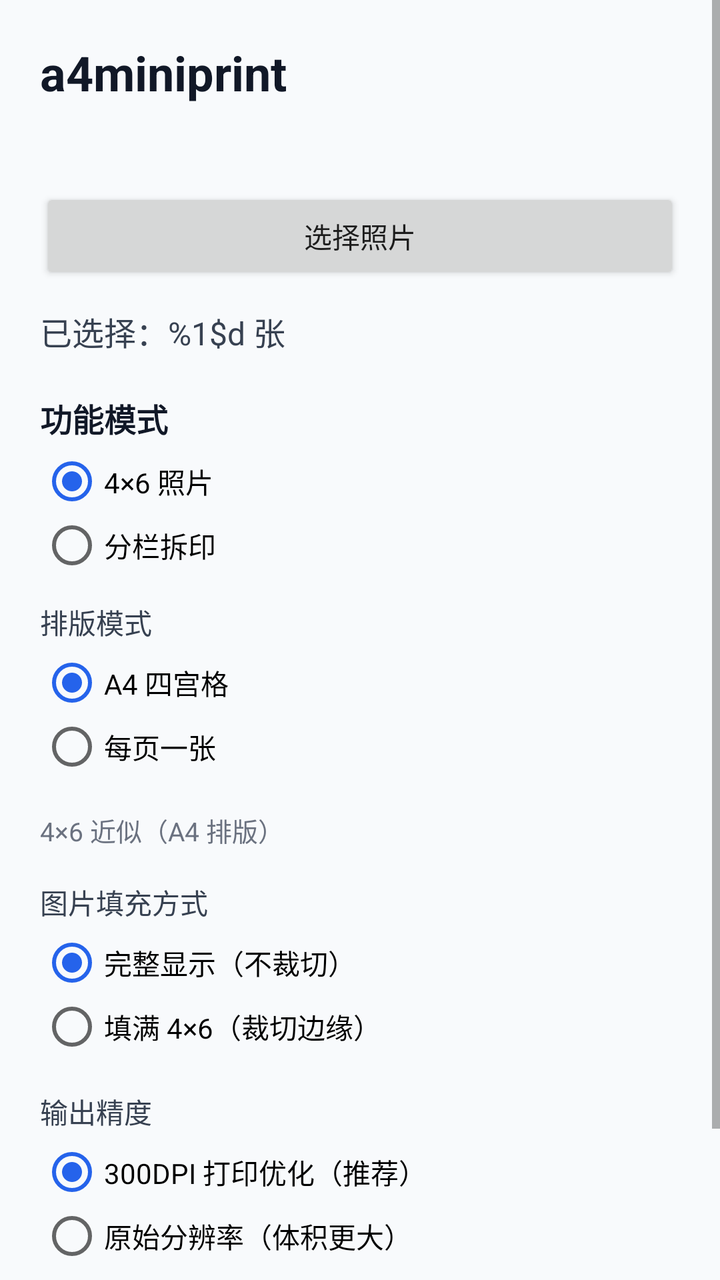
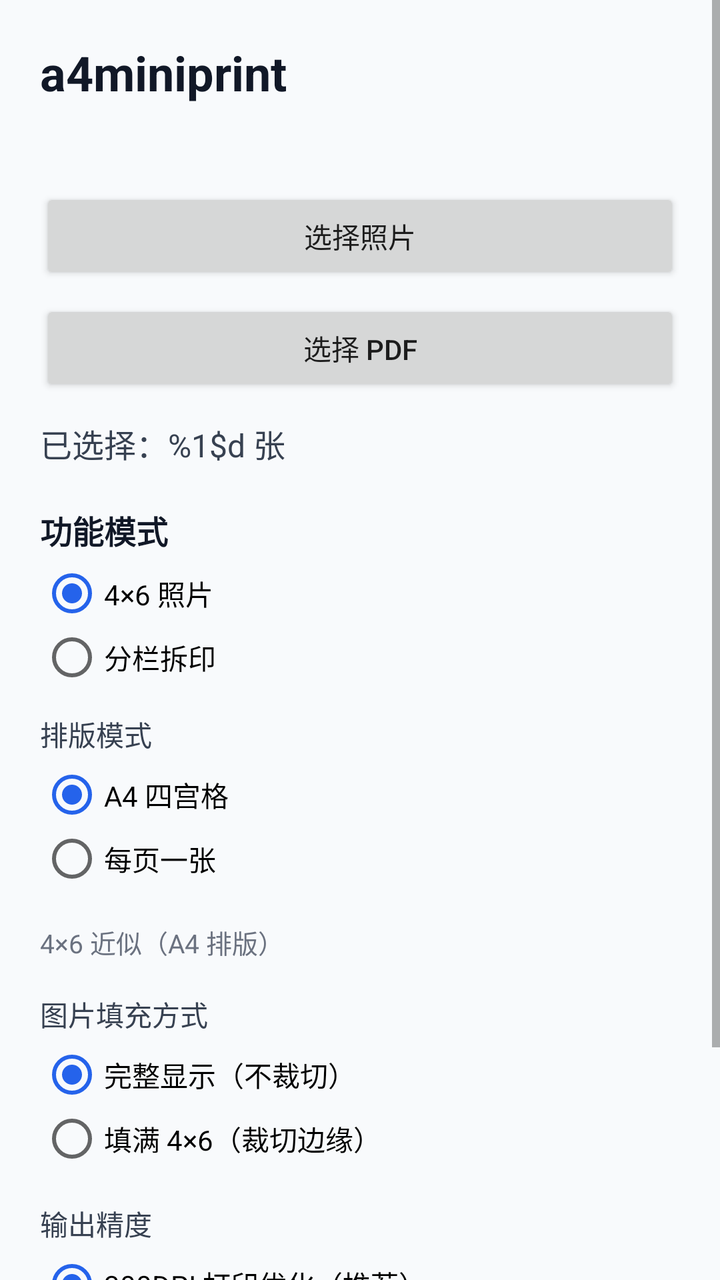

Before-and-after screenshots of an Android layout around one commit, followed by the original layout XML and the change that was made.
<!-- AndroidManifest.xml: application theme Theme.A4MiniPrint -->
<!-- res/layout/activity_main.xml -->
<ScrollView xmlns:android="http://schemas.android.com/apk/res/android"
    android:layout_width="match_parent"
    android:layout_height="match_parent"
    android:fillViewport="true">

    <LinearLayout
        android:layout_width="match_parent"
        android:layout_height="wrap_content"
        android:orientation="vertical"
        android:padding="20dp">

        <TextView
            android:id="@+id/title"
            android:layout_width="wrap_content"
            android:layout_height="wrap_content"
            android:text="@string/share_title"
            android:textColor="#111827"
            android:textSize="24sp"
            android:textStyle="bold" />

        <TextView
            android:id="@+id/version_text"
            android:layout_width="wrap_content"
            android:layout_height="wrap_content"
            android:layout_marginTop="4dp"
            android:textColor="#6B7280"
            android:textSize="13sp" />

        <Button
            android:id="@+id/select_photos_button"
            android:layout_width="match_parent"
            android:layout_height="wrap_content"
            android:layout_marginTop="20dp"
            android:text="@string/select_photos" />

        <TextView
            android:id="@+id/selected_count_text"
            android:layout_width="wrap_content"
            android:layout_height="wrap_content"
            android:layout_marginTop="12dp"
            android:textColor="#374151"
            android:textSize="16sp"
            android:text="@string/selected_count" />

        <TextView
            android:id="@+id/task_mode_label"
            android:layout_width="wrap_content"
            android:layout_height="wrap_content"
            android:layout_marginTop="20dp"
            android:textColor="#111827"
            android:textSize="16sp"
            android:textStyle="bold"
            android:text="@string/task_mode" />

        <RadioGroup
            android:id="@+id/task_mode_group"
            android:layout_width="match_parent"
            android:layout_height="wrap_content"
            android:layout_marginTop="4dp"
            android:orientation="vertical">

            <RadioButton
                android:id="@+id/task_photo_radio"
                android:layout_width="match_parent"
                android:layout_height="wrap_content"
                android:checked="true"
                android:text="@string/task_photo" />

            <RadioButton
                android:id="@+id/task_split_radio"
                android:layout_width="match_parent"
                android:layout_height="wrap_content"
                android:text="@string/task_split" />
        </RadioGroup>

        <LinearLayout
            android:id="@+id/photo_options_section"
            android:layout_width="match_parent"
            android:layout_height="wrap_content"
            android:orientation="vertical">

        <TextView
            android:layout_width="wrap_content"
            android:layout_height="wrap_content"
            android:layout_marginTop="12dp"
            android:text="@string/layout_mode"
            android:textColor="#374151"
            android:textSize="14sp" />

        <RadioGroup
            android:id="@+id/layout_mode_group"
            android:layout_width="match_parent"
            android:layout_height="wrap_content"
            android:layout_marginTop="4dp"
            android:orientation="vertical">

            <RadioButton
                android:id="@+id/mode_grid_radio"
                android:layout_width="match_parent"
                android:layout_height="wrap_content"
                android:checked="true"
                android:text="@string/mode_grid" />

            <RadioButton
                android:id="@+id/mode_single_radio"
                android:layout_width="match_parent"
                android:layout_height="wrap_content"
                android:text="@string/mode_single" />
        </RadioGroup>

        <TextView
            android:id="@+id/preset_label_text"
            android:layout_width="wrap_content"
            android:layout_height="wrap_content"
            android:layout_marginTop="16dp"
            android:textColor="#6B7280"
            android:textSize="13sp"
            android:text="@string/preset_label" />

        <TextView
            android:layout_width="wrap_content"
            android:layout_height="wrap_content"
            android:layout_marginTop="16dp"
            android:text="@string/fit_mode"
            android:textColor="#374151"
            android:textSize="14sp" />

        <RadioGroup
            android:id="@+id/fit_mode_group"
            android:layout_width="match_parent"
            android:layout_height="wrap_content"
            android:layout_marginTop="4dp"
            android:orientation="vertical">

            <RadioButton
                android:id="@+id/fit_contain_radio"
                android:layout_width="match_parent"
                android:layout_height="wrap_content"
                android:checked="true"
                android:text="@string/fit_contain" />

            <RadioButton
                android:id="@+id/fit_cover_radio"
                android:layout_width="match_parent"
                android:layout_height="wrap_content"
                android:text="@string/fit_cover" />
        </RadioGroup>
        </LinearLayout>

        <LinearLayout
            android:id="@+id/split_options_section"
            android:layout_width="match_parent"
            android:layout_height="wrap_content"
            android:orientation="vertical"
            android:visibility="gone">

            <TextView
                android:layout_width="wrap_content"
                android:layout_height="wrap_content"
                android:layout_marginTop="16dp"
                android:text="@string/column_count"
                android:textColor="#374151"
                android:textSize="14sp" />

            <RadioGroup
                android:id="@+id/column_count_group"
                android:layout_width="match_parent"
                android:layout_height="wrap_content"
                android:layout_marginTop="4dp"
                android:orientation="horizontal">

                <RadioButton
                    android:id="@+id/column_count_2_radio"
                    android:layout_width="0dp"
                    android:layout_height="wrap_content"
                    android:layout_weight="1"
                    android:text="@string/columns_2" />

                <RadioButton
                    android:id="@+id/column_count_3_radio"
                    android:layout_width="0dp"
                    android:layout_height="wrap_content"
                    android:layout_weight="1"
                    android:checked="true"
                    android:text="@string/columns_3" />

                <RadioButton
                    android:id="@+id/column_count_4_radio"
                    android:layout_width="0dp"
                    android:layout_height="wrap_content"
                    android:layout_weight="1"
                    android:text="@string/columns_4" />
            </RadioGroup>

            <TextView
                android:layout_width="wrap_content"
                android:layout_height="wrap_content"
                android:layout_marginTop="16dp"
                android:text="@string/split_preview"
                android:textColor="#374151"
                android:textSize="14sp" />

            <io.github.soroaqs.a4miniprint.ui.ColumnSplitPreviewView
                android:id="@+id/split_preview"
                android:layout_width="match_parent"
                android:layout_height="220dp"
                android:layout_marginTop="4dp"
                android:background="#F3F4F6" />

            <TextView
                android:id="@+id/split_line_1_label"
                android:layout_width="wrap_content"
                android:layout_height="wrap_content"
                android:layout_marginTop="16dp"
                android:textColor="#374151"
                android:textSize="14sp"
                android:text="@string/split_line_1" />

            <SeekBar
                android:id="@+id/split_line_1_seek"
                android:layout_width="match_parent"
                android:layout_height="wrap_content"
                android:max="1000" />

            <TextView
                android:id="@+id/split_line_2_label"
                android:layout_width="wrap_content"
                android:layout_height="wrap_content"
                android:layout_marginTop="12dp"
                android:textColor="#374151"
                android:textSize="14sp"
                android:text="@string/split_line_2" />

            <SeekBar
                android:id="@+id/split_line_2_seek"
                android:layout_width="match_parent"
                android:layout_height="wrap_content"
                android:max="1000" />

            <TextView
                android:id="@+id/split_line_3_label"
                android:layout_width="wrap_content"
                android:layout_height="wrap_content"
                android:layout_marginTop="12dp"
                android:textColor="#374151"
                android:textSize="14sp"
                android:text="@string/split_line_3" />

            <SeekBar
                android:id="@+id/split_line_3_seek"
                android:layout_width="match_parent"
                android:layout_height="wrap_content"
                android:max="1000" />

            <TextView
                android:layout_width="wrap_content"
                android:layout_height="wrap_content"
                android:layout_marginTop="16dp"
                android:text="@string/split_fit_mode"
                android:textColor="#374151"
                android:textSize="14sp" />

            <RadioGroup
                android:id="@+id/split_fit_mode_group"
                android:layout_width="match_parent"
                android:layout_height="wrap_content"
                android:layout_marginTop="4dp"
                android:orientation="vertical">

                <RadioButton
                    android:id="@+id/split_fit_contain_radio"
                    android:layout_width="match_parent"
                    android:layout_height="wrap_content"
                    android:checked="true"
                    android:text="@string/split_fit_contain" />

                <RadioButton
                    android:id="@+id/split_fit_fill_radio"
                    android:layout_width="match_parent"
                    android:layout_height="wrap_content"
                    android:text="@string/split_fit_fill" />
            </RadioGroup>
        </LinearLayout>

        <TextView
            android:layout_width="wrap_content"
            android:layout_height="wrap_content"
            android:layout_marginTop="16dp"
            android:text="@string/resolution_mode"
            android:textColor="#374151"
            android:textSize="14sp" />

        <RadioGroup
            android:id="@+id/resolution_mode_group"
            android:layout_width="match_parent"
            android:layout_height="wrap_content"
            android:layout_marginTop="4dp"
            android:orientation="vertical">

            <RadioButton
                android:id="@+id/resolution_print_radio"
                android:layout_width="match_parent"
                android:layout_height="wrap_content"
                android:checked="true"
                android:text="@string/resolution_print" />

            <RadioButton
                android:id="@+id/resolution_original_radio"
                android:layout_width="match_parent"
                android:layout_height="wrap_content"
                android:text="@string/resolution_original" />
        </RadioGroup>

        <Button
            android:id="@+id/print_button"
            android:layout_width="match_parent"
            android:layout_height="wrap_content"
            android:layout_marginTop="24dp"
            android:enabled="false"
            android:text="@string/start_print" />
    </LinearLayout>
</ScrollView>
<!-- resources referenced by this layout -->
<resources>
  <string name="column_count">栏数</string>
  <string name="columns_2">2 栏</string>
  <string name="columns_3">3 栏</string>
  <string name="columns_4">4 栏</string>
  <string name="fit_contain">完整显示（不裁切）</string>
  <string name="fit_cover">填满 4×6（裁切边缘）</string>
  <string name="fit_mode">图片填充方式</string>
  <string name="layout_mode">排版模式</string>
  <string name="mode_grid">A4 四宫格</string>
  <string name="mode_single">每页一张</string>
  <string name="preset_label">4×6 近似（A4 排版）</string>
  <string name="resolution_mode">输出精度</string>
  <string name="resolution_original">原始分辨率（体积更大）</string>
  <string name="resolution_print">300DPI 打印优化（推荐）</string>
  <string name="select_photos">选择照片</string>
  <string name="selected_count">已选择：%1$d 张</string>
  <string name="share_title">a4miniprint</string>
  <string name="split_fit_contain">等比适配（推荐）</string>
  <string name="split_fit_fill">拉伸填满 A4</string>
  <string name="split_fit_mode">栏内填充</string>
  <string name="split_line_1">切分线 1</string>
  <string name="split_line_2">切分线 2</string>
  <string name="split_line_3">切分线 3</string>
  <string name="split_preview">分栏预览</string>
  <string name="start_print">开始打印</string>
  <string name="task_mode">功能模式</string>
  <string name="task_photo">4×6 照片</string>
  <string name="task_split">分栏拆印</string>
  <style name="Theme.A4MiniPrint" parent="Theme.AppCompat.DayNight.NoActionBar">
          <item name="colorPrimary">#2563EB</item>
          <item name="colorPrimaryDark">#1D4ED8</item>
          <item name="colorAccent">#2563EB</item>
          <item name="android:windowBackground">#F8FAFC</item>
      </style>
</resources>

<!-- the commit's change to res/layout/activity_main.xml (unified diff, before → after) -->
@@ -33,6 +33,13 @@
             android:layout_marginTop="20dp"
             android:text="@string/select_photos" />
 
+        <Button
+            android:id="@+id/select_pdf_button"
+            android:layout_width="match_parent"
+            android:layout_height="wrap_content"
+            android:layout_marginTop="8dp"
+            android:text="@string/select_pdf" />
+
         <TextView
             android:id="@+id/selected_count_text"
             android:layout_width="wrap_content"
@@ -207,6 +214,47 @@
                 android:layout_marginTop="4dp"
                 android:background="#F3F4F6" />
 
+            <LinearLayout
+                android:id="@+id/split_page_nav"
+                android:layout_width="match_parent"
+                android:layout_height="wrap_content"
+                android:layout_marginTop="8dp"
+                android:gravity="center"
+                android:orientation="horizontal"
+                android:visibility="gone">
+
+                <Button
+                    android:id="@+id/split_prev_page_button"
+                    android:layout_width="wrap_content"
+                    android:layout_height="wrap_content"
+                    android:text="@string/pdf_page_previous" />
+
+                <TextView
+                    android:id="@+id/split_page_indicator_text"
+                    android:layout_width="wrap_content"
+                    android:layout_height="wrap_content"
+                    android:layout_marginStart="16dp"
+                    android:layout_marginEnd="16dp"
+                    android:textColor="#374151"
+                    android:textSize="14sp" />
+
+                <Button
+                    android:id="@+id/split_next_page_button"
+                    android:layout_width="wrap_content"
+                    android:layout_height="wrap_content"
+                    android:text="@string/pdf_page_next" />
+            </LinearLayout>
+
+            <TextView
+                android:id="@+id/split_pdf_note_text"
+                android:layout_width="match_parent"
+                android:layout_height="wrap_content"
+                android:layout_marginTop="8dp"
+                android:text="@string/split_preview_pdf_note"
+                android:textColor="#6B7280"
+                android:textSize="13sp"
+                android:visibility="gone" />
+
             <TextView
                 android:id="@+id/split_line_1_label"
                 android:layout_width="wrap_content"
@@ -282,34 +330,41 @@
             </RadioGroup>
         </LinearLayout>
 
-        <TextView
-            android:layout_width="wrap_content"
-            android:layout_height="wrap_content"
-            android:layout_marginTop="16dp"
-            android:text="@string/resolution_mode"
-            android:textColor="#374151"
-            android:textSize="14sp" />
-
-        <RadioGroup
-            android:id="@+id/resolution_mode_group"
-            android:layout_width="match_parent"
-            android:layout_height="wrap_content"
-            android:layout_marginTop="4dp"
-            android:orientation="vertical">
-
-            <RadioButton
-                android:id="@+id/resolution_print_radio"
-                android:layout_width="match_parent"
-                android:layout_height="wrap_content"
-                android:checked="true"
-                android:text="@string/resolution_print" />
-
-            <RadioButton
-                android:id="@+id/resolution_original_radio"
-                android:layout_width="match_parent"
-                android:layout_height="wrap_content"
-                android:text="@string/resolution_original" />
-        </RadioGroup>
+        <LinearLayout
+            android:id="@+id/resolution_section"
+            android:layout_width="match_parent"
+            android:layout_height="wrap_content"
+            android:orientation="vertical">
+
+            <TextView
+                android:layout_width="wrap_content"
+                android:layout_height="wrap_content"
+                android:layout_marginTop="16dp"
+                android:text="@string/resolution_mode"
+                android:textColor="#374151"
+                android:textSize="14sp" />
+
+            <RadioGroup
+                android:id="@+id/resolution_mode_group"
+                android:layout_width="match_parent"
+                android:layout_height="wrap_content"
+                android:layout_marginTop="4dp"
+                android:orientation="vertical">
+
+                <RadioButton
+                    android:id="@+id/resolution_print_radio"
+                    android:layout_width="match_parent"
+                    android:layout_height="wrap_content"
+                    android:checked="true"
+                    android:text="@string/resolution_print" />
+
+                <RadioButton
+                    android:id="@+id/resolution_original_radio"
+                    android:layout_width="match_parent"
+                    android:layout_height="wrap_content"
+                    android:text="@string/resolution_original" />
+            </RadioGroup>
+        </LinearLayout>
 
         <Button
             android:id="@+id/print_button"
<!-- resource entries referenced after the edit -->
@@ -10,10 +10,13 @@
   <string name="layout_mode">排版模式</string>
   <string name="mode_grid">A4 四宫格</string>
   <string name="mode_single">每页一张</string>
+  <string name="pdf_page_next">下一页</string>
+  <string name="pdf_page_previous">上一页</string>
   <string name="preset_label">4×6 近似（A4 排版）</string>
   <string name="resolution_mode">输出精度</string>
   <string name="resolution_original">原始分辨率（体积更大）</string>
   <string name="resolution_print">300DPI 打印优化（推荐）</string>
+  <string name="select_pdf">选择 PDF</string>
   <string name="select_photos">选择照片</string>
   <string name="selected_count">已选择：%1$d 张</string>
   <string name="share_title">a4miniprint</string>
@@ -24,6 +27,7 @@
   <string name="split_line_2">切分线 2</string>
   <string name="split_line_3">切分线 3</string>
   <string name="split_preview">分栏预览</string>
+  <string name="split_preview_pdf_note">PDF 每页独立保存切分线，可翻页分别调整</string>
   <string name="start_print">开始打印</string>
   <string name="task_mode">功能模式</string>
   <string name="task_photo">4×6 照片</string>
